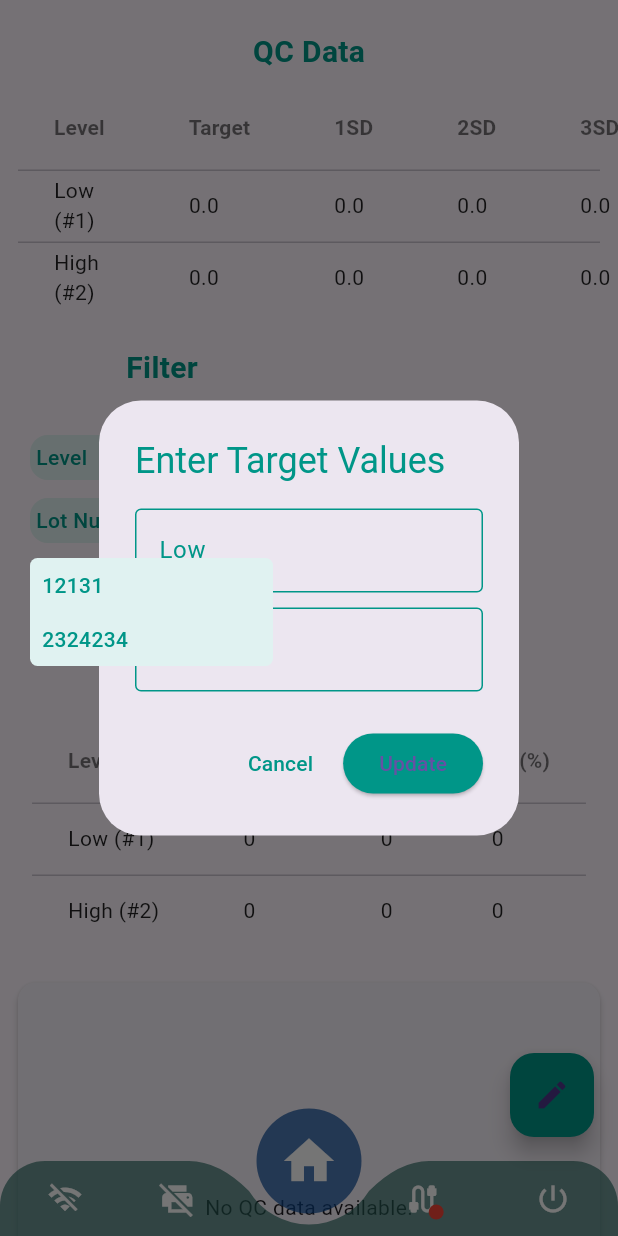
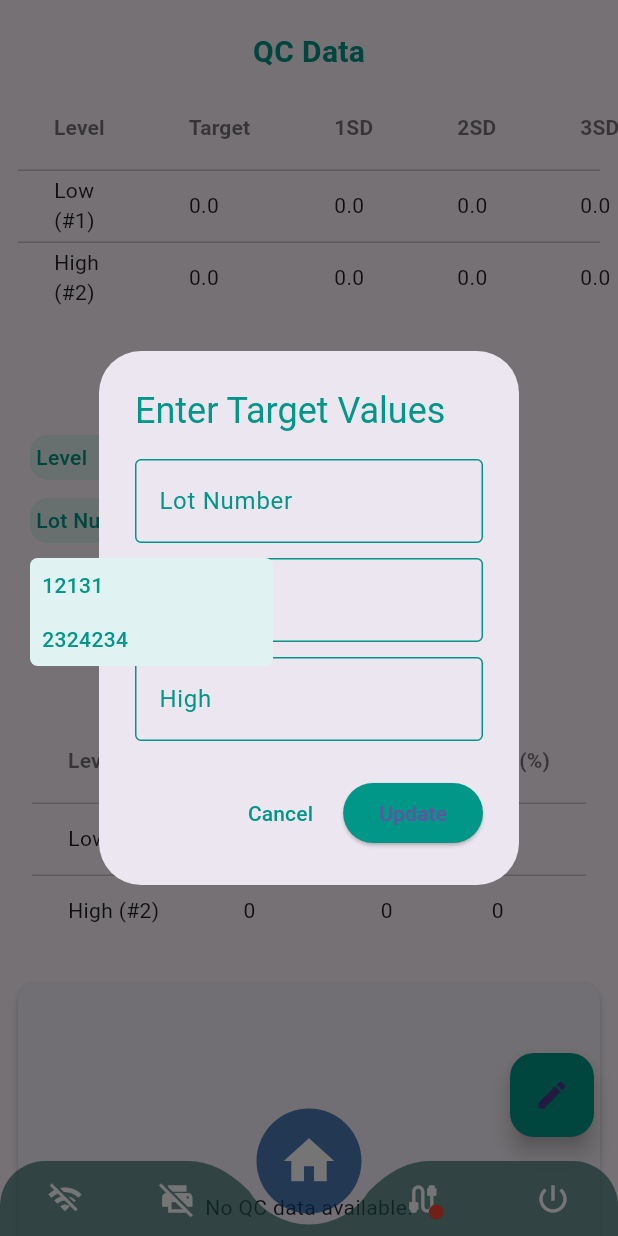
Before and after one commit to vijayakumarmani2/h1, a Flutter app: the QCPage screen opened directly with empty values, after a tap on "Lot Number", after a tap on the "edit" icon, on a phone screen of 412 x 824 dp. Run offline on Flutter 3.47's test engine with Material 3 defaults, Android fonts, the light colour scheme and no system bars; our stand-ins replace animated_bottom_navigation_bar, fl_chart, liquid_progress_indicator_v2, sqflite, sqflite_common_ffi; missing offline and left inert: flutter_libserialport, virtual_keyboard_multi_language; accounts and stored records are empty.

Commit message:
sql init val

```diff
--- a/lib/screens/qc_page.dart
+++ b/lib/screens/qc_page.dart
@@ -23,7 +23,7 @@ class QCPage extends StatefulWidget {
 }
 
 class _QCPageState extends State<QCPage> {
-  String lotNumber = "GSX1230020";
+  String lotNumber = "";
   String low_target = "0.0";
   String high_target = "0.0";
    double mean = 5.5, sd = 0.3, cv = 0.0;
@@ -91,6 +91,7 @@ class _QCPageState extends State<QCPage> {
 
     setState(() {
       if (latestQCTarget != null) {
+        lotNumber = latestQCTarget['lotnumber'].toString();
         low_target = latestQCTarget['low_target'].toString();
         high_target = latestQCTarget['high_target'].toString();
       } else {
@@ -99,10 +100,11 @@ class _QCPageState extends State<QCPage> {
     });
   }
 
-  Future<void> updateExistingQCTarget(String low, high) async {
+  Future<void> updateExistingQCTarget(String low, high, lotnumber) async {
     final updatedData = {
       'low_target': low, // Updated low target value
       'high_target': high, // Updated high target value
+      'lotnumber': lotnumber,
       'modified_date': DateTime.now().toIso8601String(), // Updated date
     };
 
@@ -285,6 +287,7 @@ class _QCPageState extends State<QCPage> {
   final ValueNotifier<bool> wifiStatusNotifier = ValueNotifier(false);
 
   void _showPopupDialog() {
+    final TextEditingController lotnumberController = TextEditingController();
     final TextEditingController lowController = TextEditingController();
     final TextEditingController highController = TextEditingController();
 
@@ -299,6 +302,29 @@ class _QCPageState extends State<QCPage> {
               content: Column(
                 mainAxisSize: MainAxisSize.min,
                 children: [
+                  // TextField for Lot Number
+                  TextField(
+                    controller: lotnumberController,
+                    readOnly: true, // Use virtual keyboard only
+                    decoration: InputDecoration(
+                      labelText: 'Lot Number',
+                      labelStyle: TextStyle(color: Colors.teal),
+                      enabledBorder: OutlineInputBorder(
+                        borderSide: BorderSide(color: Colors.teal),
+                      ),
+                      focusedBorder: OutlineInputBorder(
+                        borderSide: BorderSide(color: Colors.teal, width: 2),
+                      ),
+                    ),
+                    onTap: () {
+                      _showVirtualKeyboard(
+                        controller: lotnumberController,
+                        setState: setState,
+                      );
+                    },
+                    cursorColor: Colors.teal,
+                  ),
+                  const SizedBox(height: 10),
                   // TextField for Low Value
                   TextField(
                     controller: lowController,
@@ -358,7 +384,7 @@ class _QCPageState extends State<QCPage> {
                     setState(() {
 
                       updateExistingQCTarget(
-                          lowController.text, highController.text);
+                          lowController.text, highController.text, lotnumberController.text);
                     });
                     Navigator.of(context).pop();
                   },
--- a/lib/services/DataHandler.dart
+++ b/lib/services/DataHandler.dart
@@ -19,8 +19,8 @@ class DatabaseHelper {
     String path = join(await getDatabasesPath(), 'hba1c_database.db');
 
      // Delete the old database (for development purposes only)
-  // await deleteDatabase(path);
-  // print("Old database deleted");
+   await deleteDatabase(path);
+   print("Old database deleted");
 
     return await openDatabase(
       path,
@@ -129,10 +129,29 @@ class DatabaseHelper {
       id INTEGER PRIMARY KEY AUTOINCREMENT,
       low_target REAL NOT NULL,
       high_target REAL NOT NULL,
+      lotnumber REAL NOT NULL,
       modified_date TEXT NOT NULL
     )
   ''');
 
+ final caldata = {
+    'lot_no': 'LOT12345',
+    'low_value': '0',       // Example low value
+    'high_value': '0',      // Example high value
+    'low_cal_pos': '1',         // Example low calibration position
+    'high_cal_pos': '2',        // Example high calibration position
+  };
+
+  await db.insert('db_cal', caldata);
+
+   final qcdata = {
+    'low_target': "0.0", // Updated low target value
+      'high_target': "0.0", // Updated high target value
+      'lotnumber': "LOT12345", // Updated lot number
+      'modified_date': DateTime.now().toIso8601String(), // Updated date
+  };
+
+  await db.insert('qc_target', qcdata);
 
     print("database created");
   }
```
